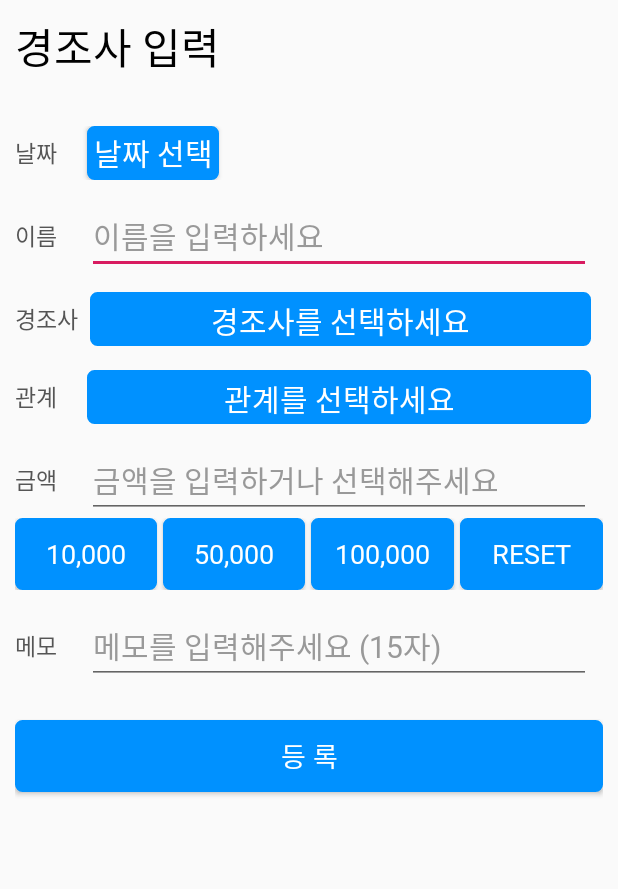
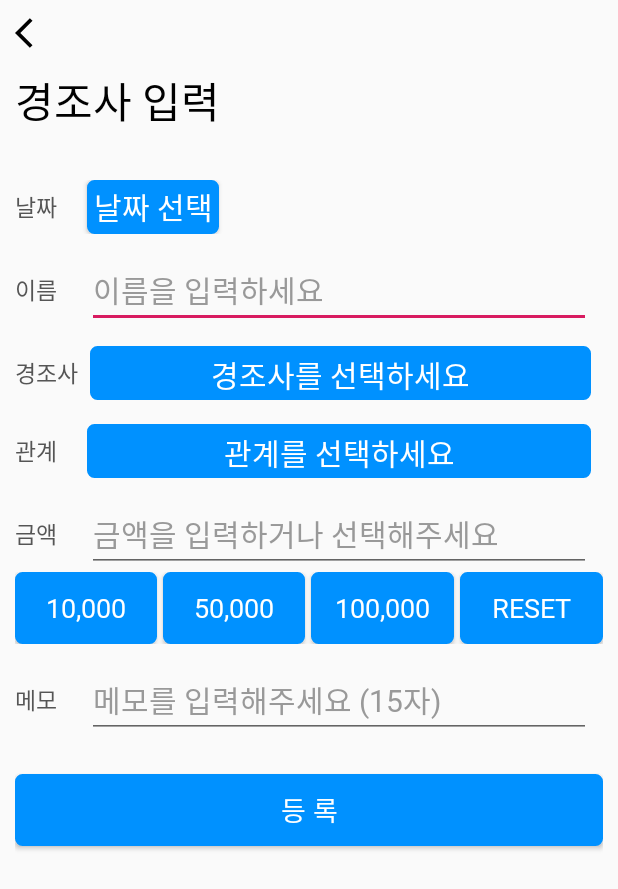
Before and after one commit to devmk1090/EventManager, an Android app: the InActivity screen opened directly, with no data from a screen before it, on a phone screen of 412 x 824 dp. Shown: the top 889 px of the screen. Run offline under Robolectric (Android 15) with nearby library versions, the phone set to English and light mode, and no system bars.

Commit message:
Release 2.2 (2) - edge to edge 적용 - backButton 추가

```diff
--- a/app/src/main/java/com/devproject/eventmanager/InActivity.java
+++ b/app/src/main/java/com/devproject/eventmanager/InActivity.java
@@ -10,17 +10,10 @@
 import android.widget.Button;
 import android.widget.DatePicker;
 import android.widget.EditText;
+import android.widget.ImageButton;
 import android.widget.TextView;
 import android.widget.Toast;
-
 import androidx.appcompat.app.AppCompatActivity;
-
-import com.google.android.gms.ads.AdRequest;
-import com.google.android.gms.ads.AdView;
-import com.google.android.gms.ads.MobileAds;
-import com.google.android.gms.ads.initialization.InitializationStatus;
-import com.google.android.gms.ads.initialization.OnInitializationCompleteListener;
-
 import java.text.SimpleDateFormat;
 import java.util.Calendar;
 import java.util.Date;
@@ -31,26 +24,19 @@
     private TextView calendarData, categoryData, relationData;
     private Button calendarButton, tenButton, fiftyButton, hundredButton, resetButton, saveButton;
     private EditText moneyData, nameData, memoData;
+    private ImageButton backButton;
+
     private int moneyTotal;
     private DatePickerDialog datePickerDialog;
     Calendar calendar;
     int year, month, dayOfMonth;
     String dayOfWeek;
     InOutDatabase database;
-    private AdView adView;
 
     @Override
     protected void onCreate(Bundle savedInstanceState) {
         super.onCreate(savedInstanceState);
         setContentView(R.layout.activity_inout_rev);
-
-        MobileAds.initialize(this, new OnInitializationCompleteListener() {
-            @Override
-            public void onInitializationComplete(InitializationStatus initializationStatus) {}
-        });
-        adView = (AdView) findViewById(R.id.adView);
-        AdRequest adRequest = new AdRequest.Builder().build();
-        adView.loadAd(adRequest);
 
         database = InOutDatabase.getInstance(this);
         boolean isOpen = database.open();
@@ -59,6 +45,7 @@
         } else {
             Log.d(TAG, "Book database is not open");
         }
+
         calendarButton = (Button) findViewById(R.id.calendarButton);
         calendarData = (TextView) findViewById(R.id.calendarData);
 
@@ -74,6 +61,12 @@
 
         memoData = (EditText) findViewById(R.id.memoData);
         saveButton = (Button) findViewById(R.id.saveButton);
+
+        backButton = (ImageButton) findViewById(R.id.backButton);
+
+        backButton.setOnClickListener(v -> {
+            finish();
+        });
 
         calendarButton.setOnClickListener(new View.OnClickListener() {
             @Override
--- a/app/src/main/java/com/devproject/eventmanager/MainActivity.java
+++ b/app/src/main/java/com/devproject/eventmanager/MainActivity.java
@@ -7,6 +7,7 @@
 import androidx.core.app.ActivityCompat;
 import androidx.core.content.ContextCompat;
 import androidx.core.view.GravityCompat;
+import androidx.core.view.WindowCompat;
 import androidx.drawerlayout.widget.DrawerLayout;
 import androidx.fragment.app.FragmentPagerAdapter;
 import androidx.viewpager.widget.ViewPager;
@@ -64,6 +65,7 @@
     @Override
     protected void onCreate(Bundle savedInstanceState) {
         super.onCreate(savedInstanceState);
+        WindowCompat.enableEdgeToEdge(getWindow());
         setContentView(R.layout.activity_main);
 
         MobileAds.initialize(this, new OnInitializationCompleteListener() {
--- a/app/src/main/java/com/devproject/eventmanager/SplashScreen.java
+++ b/app/src/main/java/com/devproject/eventmanager/SplashScreen.java
@@ -1,5 +1,4 @@
 package com.devproject.eventmanager;
-
 
 import android.app.Activity;
 import android.content.Intent;
@@ -10,6 +9,7 @@
 import android.view.animation.AnimationUtils;
 import android.widget.ImageView;
 import android.widget.RelativeLayout;
+import androidx.core.view.WindowCompat;
 
 public class SplashScreen extends Activity {
     public void onAttachedToWindow(){
@@ -25,6 +25,7 @@
     public void onCreate(Bundle savedInstanceState) {
         super.onCreate(savedInstanceState);
         setContentView(R.layout.activity_splashscreen);
+        WindowCompat.enableEdgeToEdge(getWindow());
         StartAnimations();
     }
     private void StartAnimations() {
--- /dev/null
+++ b/app/src/main/res/drawable/arrow_back_24.xml
@@ -0,0 +1,5 @@
+<vector xmlns:android="http://schemas.android.com/apk/res/android" android:autoMirrored="true" android:height="24dp" android:tint="#000000" android:viewportHeight="24" android:viewportWidth="24" android:width="24dp">
+
+    <path android:fillColor="@android:color/white" android:pathData="M11.67,3.87L9.9,2.1 0,12l9.9,9.9 1.77,-1.77L3.54,12z"/>
+
+</vector>
--- a/app/src/main/res/layout/activity_inout.xml
+++ b/app/src/main/res/layout/activity_inout.xml
@@ -4,6 +4,7 @@
     xmlns:tools="http://schemas.android.com/tools"
     android:layout_width="match_parent"
     android:layout_height="match_parent"
+    android:fitsSystemWindows="true"
     tools:context=".OutActivity">
     <LinearLayout
         android:layout_marginTop="10dp"
--- a/app/src/main/res/layout/activity_inout_rev.xml
+++ b/app/src/main/res/layout/activity_inout_rev.xml
@@ -2,6 +2,7 @@
 <androidx.constraintlayout.widget.ConstraintLayout xmlns:android="http://schemas.android.com/apk/res/android"
     android:layout_width="match_parent"
     android:layout_height="match_parent"
+    android:fitsSystemWindows="true"
     xmlns:app="http://schemas.android.com/apk/res-auto">
 
     <androidx.constraintlayout.widget.ConstraintLayout
@@ -14,13 +15,23 @@
         android:layout_width="match_parent"
         android:layout_height="match_parent">
 
+        <ImageButton
+            android:id="@+id/backButton"
+            android:layout_width="wrap_content"
+            android:layout_height="wrap_content"
+            app:layout_constraintTop_toTopOf="parent"
+            app:layout_constraintStart_toStartOf="parent"
+            android:background="@android:color/transparent"
+            android:src="@drawable/arrow_back_24" />
+
         <TextView
             android:id="@+id/title"
+            android:layout_marginTop="12dp"
             android:text="경조사 입력"
             android:textColor="@color/black"
             android:textSize="28sp"
             android:fontFamily="@font/pretendard_semibold"
-            app:layout_constraintTop_toTopOf="parent"
+            app:layout_constraintTop_toBottomOf="@+id/backButton"
             app:layout_constraintStart_toStartOf="parent"
             android:layout_width="wrap_content"
             android:layout_height="wrap_content"/>
@@ -258,19 +269,5 @@
             android:text="등 록"
             android:layout_width="match_parent"
             android:layout_height="wrap_content"/>
-
-        <com.google.android.gms.ads.AdView
-            xmlns:ads="http://schemas.android.com/apk/res-auto"
-            ads:adUnitId="@string/ad_unit_id_rev"
-            ads:adSize="BANNER"
-            android:layout_alignParentBottom="true"
-            android:layout_centerHorizontal="true"
-            android:id="@+id/adView"
-            app:layout_constraintBottom_toBottomOf="parent"
-            app:layout_constraintStart_toStartOf="parent"
-            app:layout_constraintEnd_toEndOf="parent"
-            android:layout_width="match_parent"
-            android:layout_height="wrap_content">
-        </com.google.android.gms.ads.AdView>
     </androidx.constraintlayout.widget.ConstraintLayout>
 </androidx.constraintlayout.widget.ConstraintLayout>
--- a/app/src/main/res/layout/activity_splashscreen.xml
+++ b/app/src/main/res/layout/activity_splashscreen.xml
@@ -2,6 +2,7 @@
 <RelativeLayout xmlns:android="http://schemas.android.com/apk/res/android"
     android:layout_width="match_parent"
     android:layout_height="match_parent"
+    android:fitsSystemWindows="true"
     android:background="@color/colorPrimaryDark"
     android:layout_gravity="center"
     android:id="@+id/lin_lay"
--- a/app/src/main/res/layout/fragment_in.xml
+++ b/app/src/main/res/layout/fragment_in.xml
@@ -7,6 +7,7 @@
     tools:context=".InFragment">
     <LinearLayout
         android:orientation="vertical"
+        android:layout_marginBottom="4dp"
         android:layout_width="match_parent"
         android:layout_height="match_parent">
         <EditText
--- a/app/src/main/res/layout/fragment_out.xml
+++ b/app/src/main/res/layout/fragment_out.xml
@@ -7,6 +7,7 @@
     tools:context=".OutFragment">
     <LinearLayout
         android:orientation="vertical"
+        android:layout_marginBottom="4dp"
         android:layout_width="match_parent"
         android:layout_height="match_parent">
         <EditText
```
Also changed, not shown: app/src/main/java/com/devproject/eventmanager/InDetailActivity.java (+9 -17 lines), app/src/main/java/com/devproject/eventmanager/OutActivity.java (+11 -18 lines), app/src/main/java/com/devproject/eventmanager/OutDetailActivity.java (+11 -18 lines), 3 other files.
